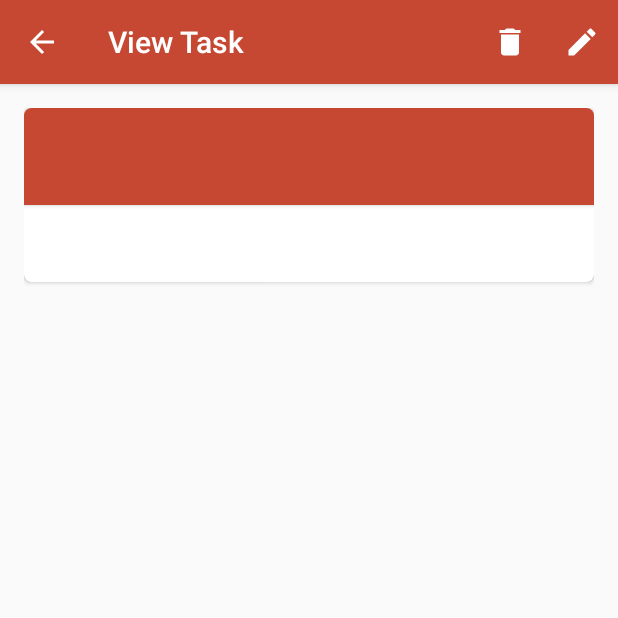
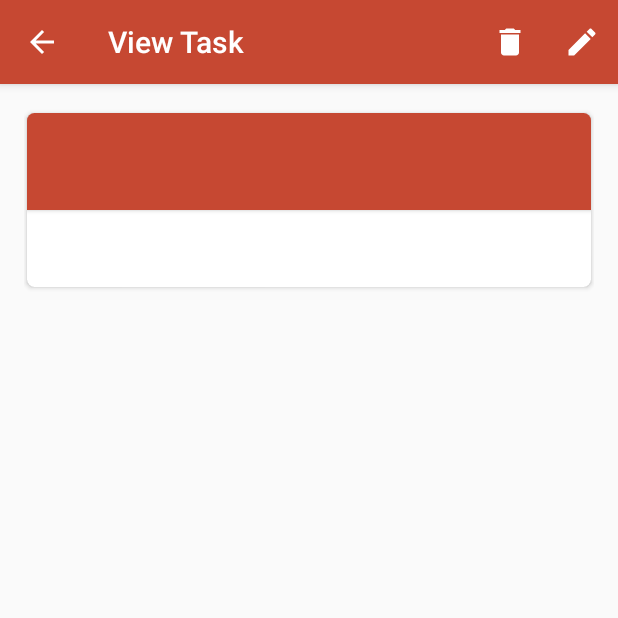
Before and after one commit to rodrigo-brito/fire-todo, an Android app: the ViewTaskActivity screen opened directly, with no data from a screen before it, on a phone screen of 412 x 824 dp, the top half of it. Run offline under Robolectric (Android 15) with nearby library versions, the phone set to English and light mode, and no system bars.

Commit message:
Ajustes em bugs de versões legadas

```diff
--- a/app/build.gradle
+++ b/app/build.gradle
@@ -8,8 +8,8 @@ android {
         applicationId "net.rodrigobrito.firetodolist"
         minSdkVersion 15
         targetSdkVersion 24
-        versionCode 2
-        versionName "1.1"
+        versionCode 3
+        versionName "1.2"
     }
     buildTypes {
         release {
--- a/app/src/main/res/layout/activity_edit_view.xml
+++ b/app/src/main/res/layout/activity_edit_view.xml
@@ -16,7 +16,7 @@
             android:id="@+id/toolbar"
             android:layout_width="match_parent"
             android:layout_height="?attr/actionBarSize"
-            android:background="?attr/colorPrimary"
+            android:background="@color/colorPrimary"
             app:popupTheme="@style/AppTheme.PopupOverlay" />
     </android.support.design.widget.AppBarLayout>
 
--- a/app/src/main/res/layout/activity_main.xml
+++ b/app/src/main/res/layout/activity_main.xml
@@ -16,7 +16,7 @@
             android:id="@+id/toolbar"
             android:layout_width="match_parent"
             android:layout_height="?attr/actionBarSize"
-            android:background="?attr/colorPrimary"
+            android:background="@color/colorPrimary"
             app:popupTheme="@style/AppTheme.PopupOverlay" />
 
     </android.support.design.widget.AppBarLayout>
@@ -37,6 +37,7 @@
         android:layout_height="wrap_content"
         android:layout_gravity="bottom|end"
         android:layout_margin="@dimen/fab_margin"
+        app:backgroundTint="@color/colorAccent"
         android:src="@drawable/ic_add_white" />
 
 </android.support.design.widget.CoordinatorLayout>
--- a/app/src/main/res/layout/activity_new_task.xml
+++ b/app/src/main/res/layout/activity_new_task.xml
@@ -16,7 +16,7 @@
             android:id="@+id/toolbar"
             android:layout_width="match_parent"
             android:layout_height="?attr/actionBarSize"
-            android:background="?attr/colorPrimary"
+            android:background="@color/colorPrimary"
             app:popupTheme="@style/AppTheme.PopupOverlay" />
 
     </android.support.design.widget.AppBarLayout>
--- a/app/src/main/res/layout/activity_view_task.xml
+++ b/app/src/main/res/layout/activity_view_task.xml
@@ -16,7 +16,7 @@
             android:id="@+id/toolbar"
             android:layout_width="match_parent"
             android:layout_height="?attr/actionBarSize"
-            android:background="?attr/colorPrimary"
+            android:background="@color/colorPrimary"
             app:popupTheme="@style/AppTheme.PopupOverlay" />
 
     </android.support.design.widget.AppBarLayout>
--- a/app/src/main/res/layout/fragment_main.xml
+++ b/app/src/main/res/layout/fragment_main.xml
@@ -15,7 +15,6 @@
         android:layout_alignParentRight="true"
         android:layout_alignParentEnd="true"
         android:spinnerMode="dropdown"
-        android:background="@drawable/spinner_bg"
         style="@style/spinner_style"
         android:entries="@array/list_type_arrays"
         android:prompt="@string/select_the_list"/>
--- a/app/src/main/res/layout/fragment_view_task.xml
+++ b/app/src/main/res/layout/fragment_view_task.xml
@@ -21,13 +21,16 @@
             xmlns:card_view="http://schemas.android.com/apk/res-auto"
             android:layout_width="fill_parent"
             android:layout_height="wrap_content"
-            card_view:cardElevation="2dp"
+            android:padding="0dp"
+            card_view:cardUseCompatPadding="true"
+            card_view:cardPreventCornerOverlap="false"
             card_view:cardCornerRadius="5dp">
 
             <LinearLayout
                 android:layout_width="fill_parent"
                 android:layout_height="wrap_content"
-                android:orientation="vertical">
+                android:orientation="vertical"
+                android:padding="0dp">
 
                 <android.support.v7.widget.CardView
                     xmlns:card_view="http://schemas.android.com/apk/res-auto"
@@ -36,7 +39,6 @@
                     android:layout_marginBottom="16dp"
                     card_view:contentPadding="16dp"
                     card_view:cardBackgroundColor="@color/colorPrimary"
-                    card_view:cardElevation="2dp"
                     card_view:cardCornerRadius="0dp">
                     <TextView
                         style="@style/Base.TextAppearance.AppCompat.Headline"
--- a/app/src/main/res/values/colors.xml
+++ b/app/src/main/res/values/colors.xml
@@ -5,5 +5,5 @@
     <color name="colorAccent">#db9600</color>
     <color name="colorGray">#dddddd</color>
     <color name="white_overlay_8x">#000000</color>
-    <color name="white">#fff</color>
+    <color name="white">#ffffff</color>
 </resources>
--- a/app/src/main/res/values/styles.xml
+++ b/app/src/main/res/values/styles.xml
@@ -16,6 +16,7 @@
     <style name="AppTheme.AppBarOverlay" parent="ThemeOverlay.AppCompat.Dark.ActionBar" />
 
     <style name="AppTheme.PopupOverlay" parent="ThemeOverlay.AppCompat.Light" />
+
     <style name="spinner_style">
         <item name="android:layout_width">match_parent</item>
         <item name="android:layout_height">wrap_content</item>
```
